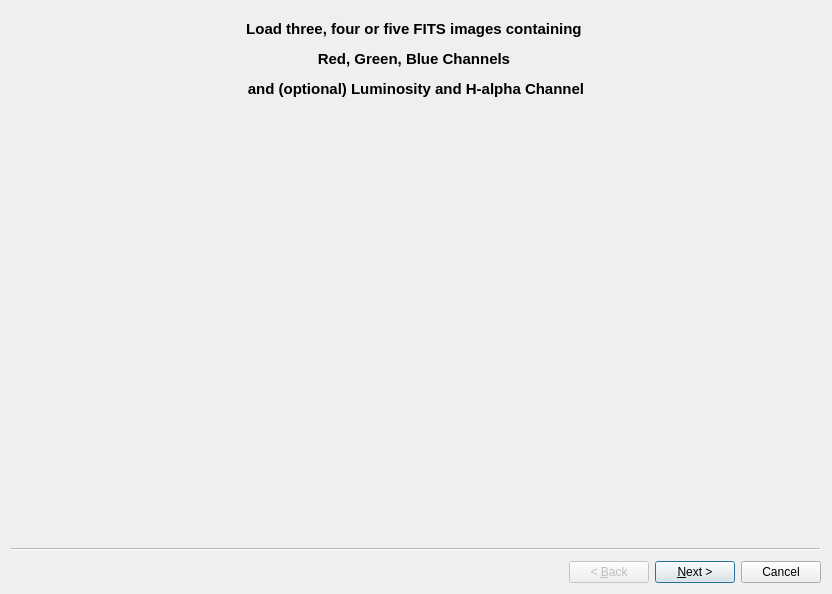
Above: src/UI/FitsImporter.ui from LuminanceHDR/LuminanceHDR before the change. Below: the same form after it.
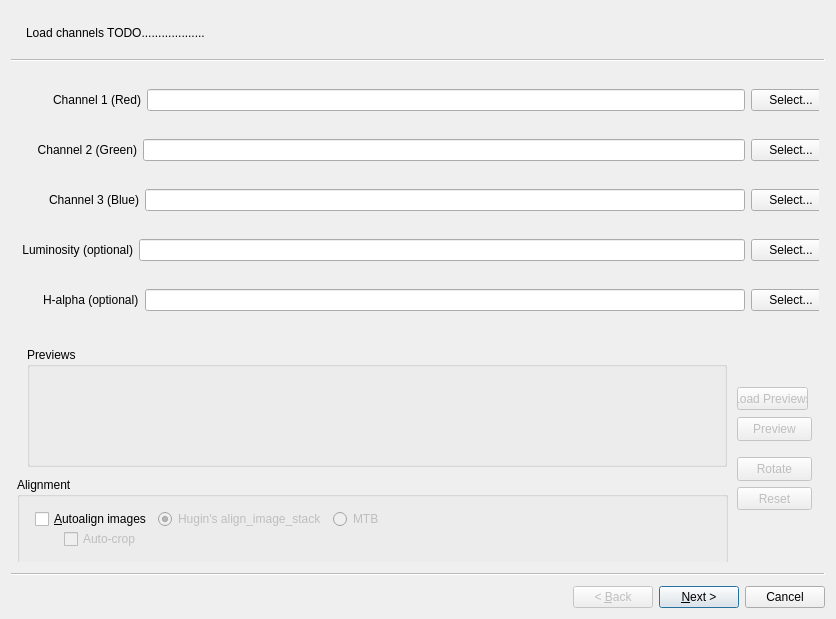
That is the form after the change. Icons and pictures are not drawn. Custom widgets are drawn as their Qt base class.

Commit message: [FITS] more workflow-control in the importer

Patch:
```diff
--- a/src/UI/FitsImporter.ui
+++ b/src/UI/FitsImporter.ui
@@ -6,8 +6,8 @@
    <rect>
     <x>0</x>
     <y>0</y>
-    <width>832</width>
-    <height>594</height>
+    <width>836</width>
+    <height>619</height>
    </rect>
   </property>
   <property name="windowTitle">
@@ -17,77 +17,7 @@
    <iconset resource="../../icons.qrc">
     <normaloff>:/new/prefix1/images/applications-astronomy.png</normaloff>:/new/prefix1/images/applications-astronomy.png</iconset>
   </property>
-  <property name="sizeGripEnabled">
-   <bool>false</bool>
-  </property>
-  <widget class="QWizardPage" name="wizardPageIntro">
-   <layout class="QGridLayout" name="gridLayout_5">
-    <item row="0" column="0">
-     <widget class="QLabel" name="label_4">
-      <property name="text">
-       <string>&lt;html&gt;&lt;head/&gt;&lt;body&gt;&lt;p align=&quot;center&quot;&gt;&lt;span style=&quot; font-size:11pt; font-weight:600;&quot;&gt;Load three, four or five FITS images containing &lt;/span&gt;&lt;/p&gt;&lt;p align=&quot;center&quot;&gt;&lt;span style=&quot; font-size:11pt; font-weight:600;&quot;&gt;Red, Green, Blue Channels &lt;/span&gt;&lt;/p&gt;&lt;p align=&quot;center&quot;&gt;&lt;span style=&quot; font-size:11pt; font-weight:600;&quot;&gt;and (optional) Luminosity and H-alpha Channel&lt;/span&gt;&lt;/p&gt;&lt;/body&gt;&lt;/html&gt;</string>
-      </property>
-     </widget>
-    </item>
-    <item row="3" column="0">
-     <widget class="QLabel" name="label_6">
-      <property name="sizePolicy">
-       <sizepolicy hsizetype="Fixed" vsizetype="Fixed">
-        <horstretch>0</horstretch>
-        <verstretch>0</verstretch>
-       </sizepolicy>
-      </property>
-      <property name="minimumSize">
-       <size>
-        <width>80</width>
-        <height>80</height>
-       </size>
-      </property>
-      <property name="maximumSize">
-       <size>
-        <width>80</width>
-        <height>80</height>
-       </size>
-      </property>
-      <property name="text">
-       <string/>
-      </property>
-      <property name="pixmap">
-       <pixmap resource="../../icons.qrc">:/new/prefix1/images/telescope.png</pixmap>
-      </property>
-      <property name="scaledContents">
-       <bool>true</bool>
-      </property>
-     </widget>
-    </item>
-    <item row="2" column="0">
-     <widget class="QLabel" name="label_7">
-      <property name="minimumSize">
-       <size>
-        <width>80</width>
-        <height>80</height>
-       </size>
-      </property>
-      <property name="maximumSize">
-       <size>
-        <width>80</width>
-        <height>80</height>
-       </size>
-      </property>
-      <property name="text">
-       <string/>
-      </property>
-      <property name="pixmap">
-       <pixmap resource="../../icons.qrc">:/new/prefix1/images/Galaxy-icon.png</pixmap>
-      </property>
-      <property name="scaledContents">
-       <bool>true</bool>
-      </property>
-     </widget>
-    </item>
-   </layout>
-  </widget>
-  <widget class="QWizardPage" name="wizardPageLoadFiles">
+  <widget class="ExtWizardPage" name="wizardPageLoadFiles">
    <property name="subTitle">
     <string>Load channels TODO...................</string>
    </property>
@@ -1800,6 +1730,14 @@
    </widget>
   </widget>
  </widget>
+ <customwidgets>
+  <customwidget>
+   <class>ExtWizardPage</class>
+   <extends>QWizardPage</extends>
+   <header>extwizardpage.h</header>
+   <container>1</container>
+  </customwidget>
+ </customwidgets>
  <resources>
   <include location="../../icons.qrc"/>
  </resources>
```
Left out of the diff: 242 changed lines with no effect on the pictures. The commit also changes 5 other files.
